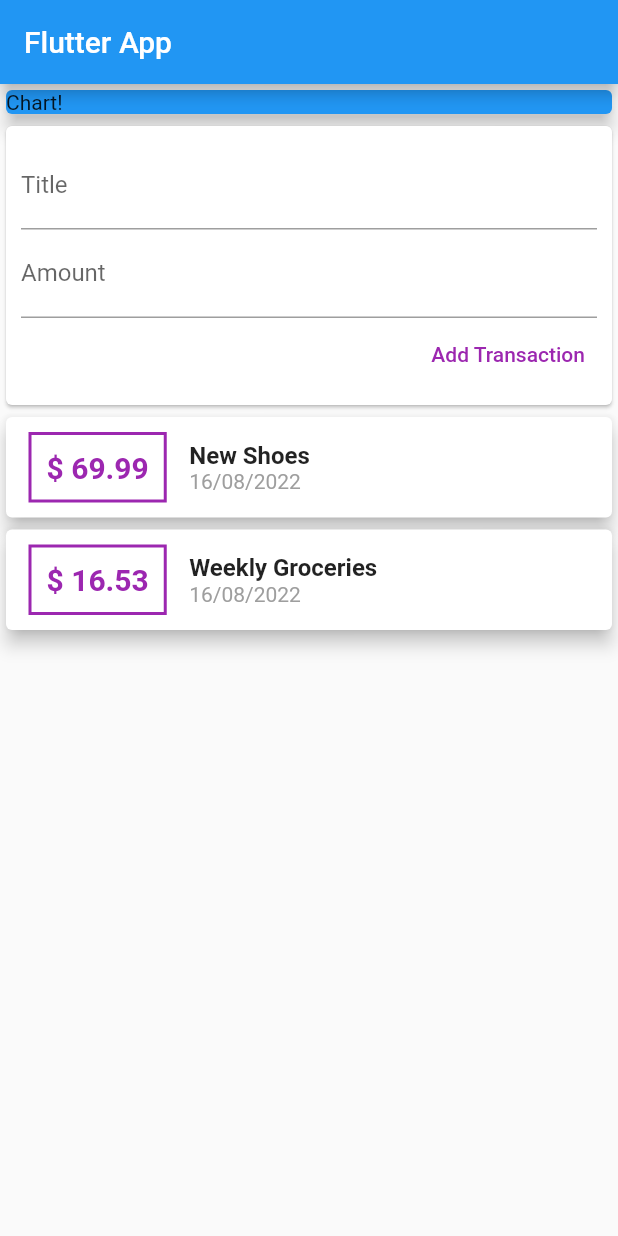
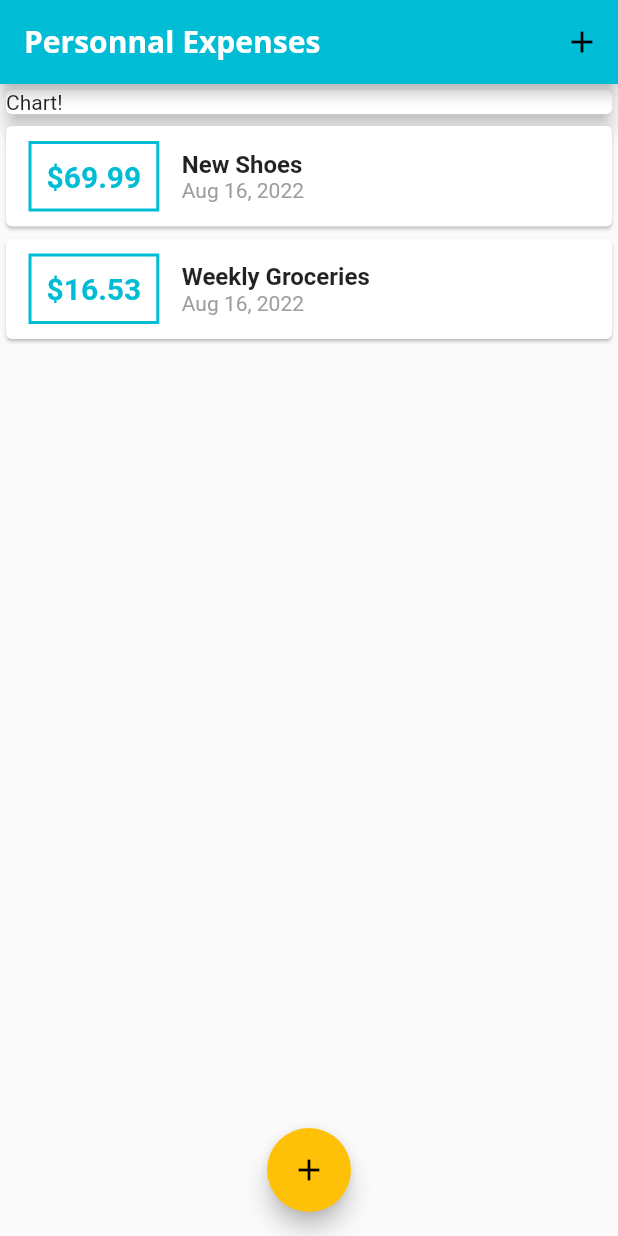
Before and after one commit to AurelTBE/ExpenseTracker, a Flutter app: the screen it shows after launch, on a phone screen of 412 x 824 dp. Run offline on Flutter 3.47's test engine with Material 2 defaults, Android fonts, the phone set to English and light mode, and no system bars.

```diff
--- a/lib/main.dart
+++ b/lib/main.dart
@@ -1,5 +1,7 @@
 import 'package:flutter/material.dart';
-import './widgets/user_transactions.dart';
+import './models/transaction.dart';
+import './widgets/new_transaction.dart';
+import './widgets/transaction_list.dart';
 
 void main() => runApp(MyApp());
 
@@ -7,36 +9,103 @@ class MyApp extends StatelessWidget {
   @override
   Widget build(BuildContext context) {
     return MaterialApp(
-      title: 'Flutter App',
+      title: 'Personnal Expenses',
+      theme: ThemeData(
+          primarySwatch: Colors.cyan,
+          accentColor: Colors.amber,
+          fontFamily: 'Quicksand',
+          textTheme: ThemeData.light().textTheme.copyWith(
+                headline6: TextStyle(
+                  fontFamily: 'OpenSans',
+                  fontSize: 18,
+                  fontWeight: FontWeight.bold,
+                ),
+                button: TextStyle(color: Colors.white),
+              ),
+          appBarTheme: AppBarTheme(
+              titleTextStyle: TextStyle(
+                  fontFamily: 'OpenSans',
+                  fontSize: 20,
+                  fontWeight: FontWeight.bold))),
       home: MyHomePage(),
     );
   }
 }
 
-class MyHomePage extends StatelessWidget {
-  final titleController = TextEditingController();
-  final amountController = TextEditingController();
+class MyHomePage extends StatefulWidget {
+  @override
+  State<MyHomePage> createState() => _MyHomePageState();
+}
+
+class _MyHomePageState extends State<MyHomePage> {
+  final List<Transaction> _userTransactions = [
+    Transaction(
+      id: 't1',
+      title: 'New Shoes',
+      amount: 69.99,
+      date: DateTime.now(),
+    ),
+    Transaction(
+      id: 't2',
+      title: 'Weekly Groceries',
+      amount: 16.53,
+      date: DateTime.now(),
+    ),
+  ];
+
+  void _addNewTransaction(String txTitle, double txAmount) {
+    final newTx = Transaction(
+      title: txTitle,
+      amount: txAmount,
+      date: DateTime.now(),
+      id: DateTime.now().toString(),
+    );
+
+    setState(() {
+      _userTransactions.add(newTx);
+    });
+  }
+
+  void _startAddNewTransaction(BuildContext ctx) {
+    showModalBottomSheet(
+        context: ctx,
+        builder: (_) {
+          return NewTransaction(_addNewTransaction);
+        });
+  }
 
   @override
   Widget build(BuildContext context) {
     return Scaffold(
         appBar: AppBar(
-          title: Text('Flutter App'),
+          title: Text('Personnal Expenses'),
+          actions: [
+            IconButton(
+              icon: Icon(Icons.add),
+              onPressed: () => _startAddNewTransaction(context),
             ),
-        body: Column(
+          ],
+        ),
+        body: SingleChildScrollView(
+          child: Column(
             //mainAxisAlignment: MainAxisAlignment.spaceAround,
             crossAxisAlignment: CrossAxisAlignment.stretch,
             children: <Widget>[
               Container(
                 width: double.infinity,
                 child: Card(
-                color: Colors.blue,
                   child: Text('Chart!'),
                   elevation: 5,
                 ),
               ),
-            UserTransactions()
+              TransactionList(_userTransactions),
             ],
+          ),
+        ),
+        floatingActionButtonLocation: FloatingActionButtonLocation.centerFloat,
+        floatingActionButton: FloatingActionButton(
+          child: Icon(Icons.add),
+          onPressed: () => _startAddNewTransaction(context),
         ));
   }
 }
--- a/lib/widgets/new_transaction.dart
+++ b/lib/widgets/new_transaction.dart
@@ -1,10 +1,26 @@
 import 'package:flutter/material.dart';
 
-class NewTransaction extends StatelessWidget {
+class NewTransaction extends StatefulWidget {
+  final Function addTx;
+  NewTransaction(this.addTx);
+
+  @override
+  State<NewTransaction> createState() => _NewTransactionState();
+}
+
+class _NewTransactionState extends State<NewTransaction> {
   final titleController = TextEditingController();
   final amountController = TextEditingController();
-  final Function addTx;
-  NewTransaction(this.addTx);
+
+  void submitData() {
+    final enteredTitle = titleController.text;
+    final enteredAmount = double.parse(amountController.text);
+    if (enteredTitle.isEmpty || enteredAmount <= 0) {
+      return;
+    }
+    widget.addTx(enteredTitle, enteredAmount);
+    Navigator.of(context).pop();
+  }
 
   @override
   Widget build(BuildContext context) {
@@ -17,20 +33,22 @@ class NewTransaction extends StatelessWidget {
             TextField(
               decoration: InputDecoration(labelText: 'Title'),
               controller: titleController,
+              onSubmitted: (_) => submitData(),
             ),
             TextField(
               decoration: InputDecoration(
                 labelText: 'Amount',
               ),
               controller: amountController,
+              keyboardType: TextInputType.number,
+              onSubmitted: (_) => submitData(),
             ),
             TextButton(
               child: Text('Add Transaction'),
               style: TextButton.styleFrom(
                 primary: Colors.purple,
               ),
-              onPressed: () => addTx(
-                  titleController.text, double.parse(amountController.text)),
+              onPressed: submitData,
             ),
           ],
         ),
--- a/lib/widgets/transaction_list.dart
+++ b/lib/widgets/transaction_list.dart
@@ -8,10 +8,13 @@ class TransactionList extends StatelessWidget {
 
   @override
   Widget build(BuildContext context) {
-    return Column(
-      children: transactions.map((tx) {
+    return Container(
+      height: 300,
+      child: ListView.builder(
+        itemBuilder: (ctx, index) {
           return Card(
-          child: Row(children: <Widget>[
+            child: Row(
+              children: <Widget>[
                 Container(
                   margin: EdgeInsets.symmetric(
                     vertical: 10,
@@ -19,36 +22,44 @@ class TransactionList extends StatelessWidget {
                   ),
                   decoration: BoxDecoration(
                     border: Border.all(
-                  color: Colors.purple,
+                      color: Theme.of(context).primaryColor,
                       width: 2,
                     ),
                   ),
                   padding: EdgeInsets.all(10),
                   child: Text(
-                '\$ ${tx.amount}',
+                    '\$${transactions[index].amount.toStringAsFixed(2)}',
                     style: TextStyle(
                       fontWeight: FontWeight.bold,
                       fontSize: 20,
-                    color: Colors.purple),
+                      color: Theme.of(context).primaryColor,
+                    ),
                   ),
                 ),
                 Column(
                   crossAxisAlignment: CrossAxisAlignment.start,
                   children: <Widget>[
                     Text(
-                  tx.title,
-                  style: TextStyle(fontSize: 16, fontWeight: FontWeight.bold),
+                      transactions[index].title,
+                      style: TextStyle(
+                        fontSize: 16,
+                        fontWeight: FontWeight.bold,
+                      ),
                     ),
                     Text(
-                  DateFormat('dd/MM/yyyy').format(tx.date),
-                  style: TextStyle(fontSize: 14, color: Colors.grey),
+                      DateFormat.yMMMd().format(transactions[index].date),
+                      style: TextStyle(
+                        color: Colors.grey,
+                      ),
                     ),
                   ],
                 ),
-          ]),
-          elevation: 5,
+              ],
+            ),
           );
-      }).toList(),
+        },
+        itemCount: transactions.length,
+      ),
     );
   }
 }
--- a/lib/widgets/user_transactions.dart
+++ /dev/null
@@ -1,50 +0,0 @@
-import 'package:flutter/material.dart';
-
-import '../models/transaction.dart';
-import './transaction_list.dart';
-import './new_transaction.dart';
-
-class UserTransactions extends StatefulWidget {
-  @override
-  State<UserTransactions> createState() => _UserTransactionsState();
-}
-
-class _UserTransactionsState extends State<UserTransactions> {
-  final List<Transaction> _userTransactions = [
-    Transaction(
-      id: 't1',
-      title: 'New Shoes',
-      amount: 69.99,
-      date: DateTime.now(),
-    ),
-    Transaction(
-      id: 't2',
-      title: 'Weekly Groceries',
-      amount: 16.53,
-      date: DateTime.now(),
-    ),
-  ];
-
-  void _addNewTransaction(String txTitle, double txAmount) {
-    final newTx = Transaction(
-      title: txTitle,
-      amount: txAmount,
-      date: DateTime.now(),
-      id: DateTime.now().toString(),
-    );
-
-    setState(() {
-      _userTransactions.add(newTx);
-    });
-  }
-
-  @override
-  Widget build(BuildContext context) {
-    return Column(
-      children: [
-        NewTransaction(_addNewTransaction),
-        TransactionList(_userTransactions)
-      ],
-    );
-  }
-}
```
Also changed, not shown: pubspec.yaml (+11 -6 lines), assets/fonts/OpenSans-Bold.ttf (added), assets/fonts/OpenSans-Regular.ttf (added), assets/fonts/Quicksand-Bold.ttf (added), assets/fonts/Quicksand-Light.ttf (added), assets/fonts/Quicksand-Medium.ttf (added), assets/fonts/Quicksand-Regular.ttf (added). Lines whose indentation alone changed are shown as unchanged.
